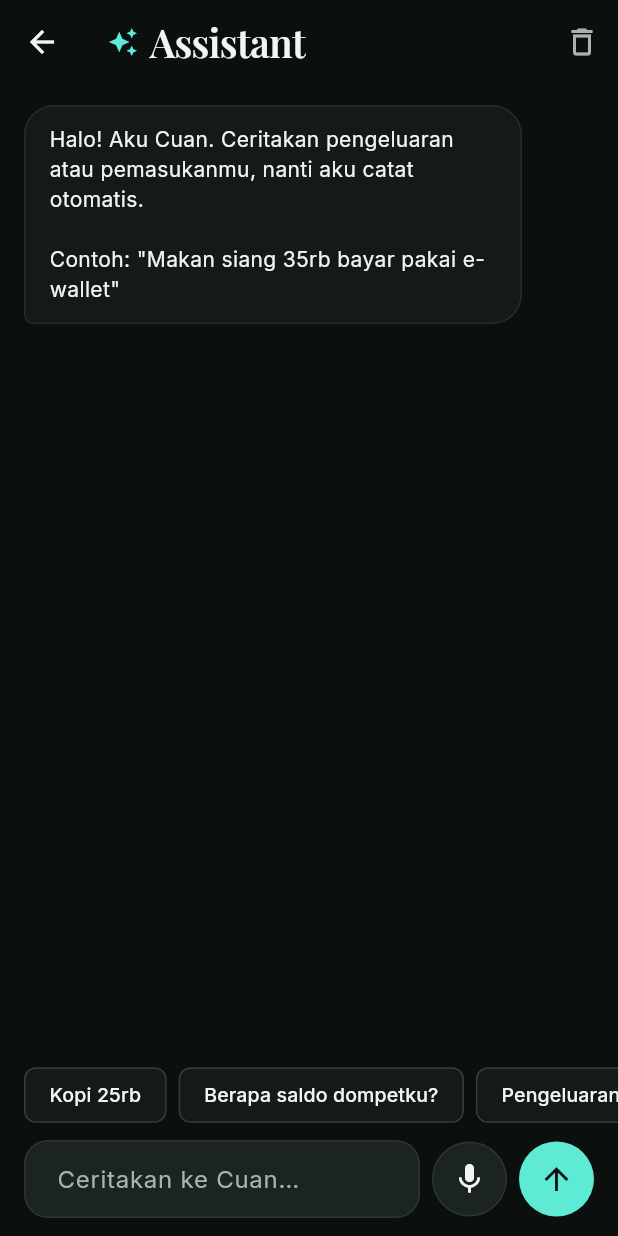
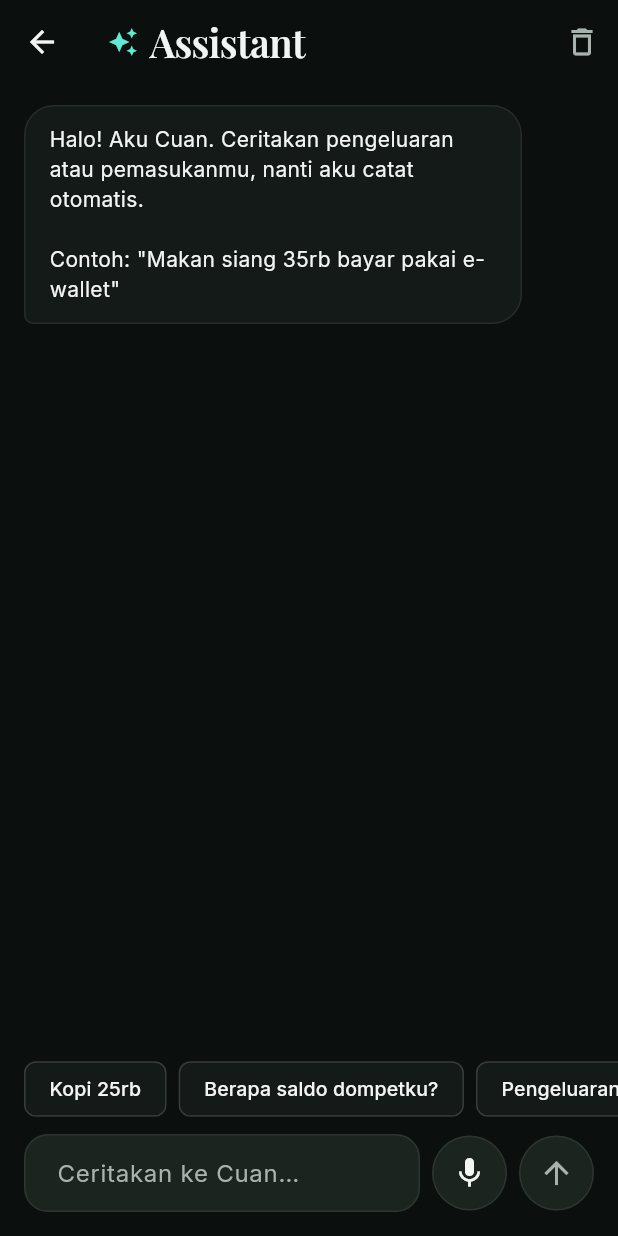
Before and after one commit to arifhidayat65/cuan-mobile, a Flutter app: the AssistantPage screen opened directly, on a phone screen of 412 x 824 dp. Run offline on Flutter 3.47's test engine with Material 3 defaults, Android fonts, the phone set to English and light mode, and no system bars; our stand-ins replace cookie_jar, dio, dio_cookie_manager, equatable, firebase_core, firebase_messaging and 7 more; accounts and stored records are empty; network calls fail.

Commit message:
fix(flutter): context-aware AI nav button and chat input polish
- Hide center FAB when AI tab is active (show as regular nav item instead)
- Increase chat input bottom padding 12->16 for better thumb reach
- Disable and mute send button when text field is empty
- Reduce FAB size 60->56 and fix shadow to avoid overlapping chat input

```diff
--- a/lib/features/assistant/presentation/assistant_page.dart
+++ b/lib/features/assistant/presentation/assistant_page.dart
@@ -155,7 +155,7 @@ class _AssistantPageState extends State<AssistantPage> {
               },
             ),
             Padding(
-              padding: EdgeInsets.fromLTRB(16, 0, 16, 12),
+              padding: EdgeInsets.fromLTRB(16, 0, 16, 16),
               child: Row(
                 children: [
                   Expanded(
@@ -203,20 +203,36 @@ class _AssistantPageState extends State<AssistantPage> {
                   BlocBuilder<AssistantCubit, AssistantState>(
                     buildWhen: (a, b) => a.busy != b.busy,
                     builder: (context, state) {
+                      // Also disable when the field is empty, so the button
+                      // never looks tappable with nothing to send.
+                      return ValueListenableBuilder<TextEditingValue>(
+                        valueListenable: _ctrl,
+                        builder: (context, value, _) {
+                          final disabled =
+                              state.busy || value.text.trim().isEmpty;
                           return Container(
                             width: 50,
                             height: 50,
                             decoration: BoxDecoration(
-                          color: LedgerTheme.accent,
+                              color: disabled
+                                  ? LedgerTheme.surface2
+                                  : LedgerTheme.accent,
                               shape: BoxShape.circle,
+                              border: disabled
+                                  ? Border.all(color: LedgerTheme.border)
+                                  : null,
                             ),
                             child: IconButton(
                               icon: Icon(
                                 Icons.arrow_upward,
-                            color: LedgerTheme.bg,
+                                color: disabled
+                                    ? LedgerTheme.muted
+                                    : LedgerTheme.bg,
                               ),
-                          onPressed: state.busy ? null : () => _send(),
+                              onPressed: disabled ? null : () => _send(),
                             ),
+                          );
+                        },
                       );
                     },
                   ),
```
Also changed, not shown: lib/features/shell/presentation/shell.dart (+15 -6 lines). Lines whose indentation alone changed are shown as unchanged.
